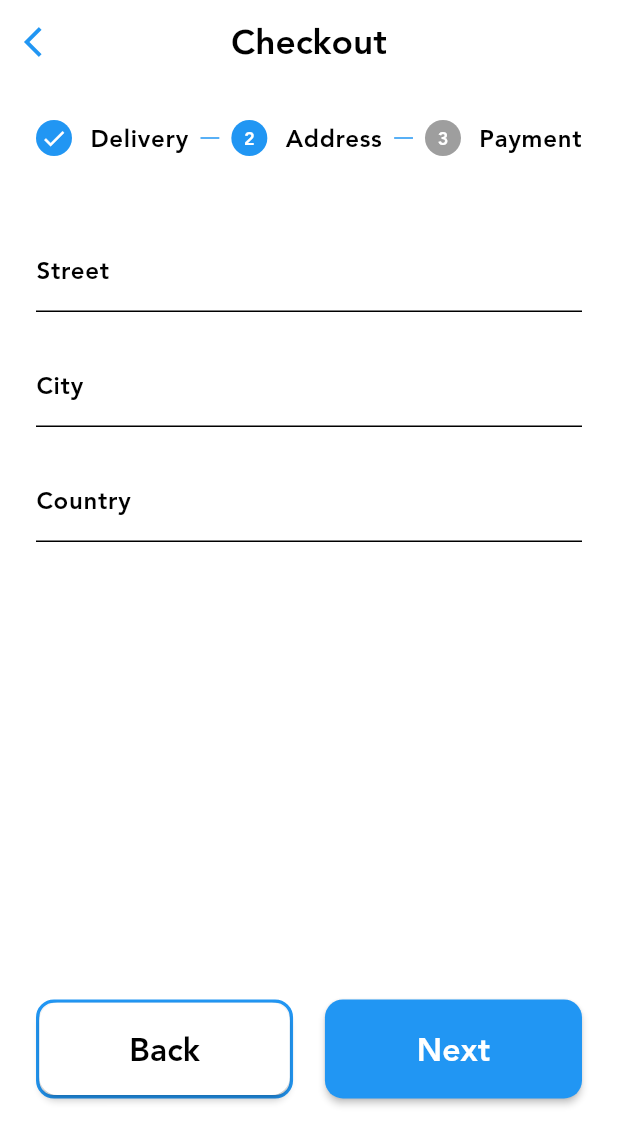
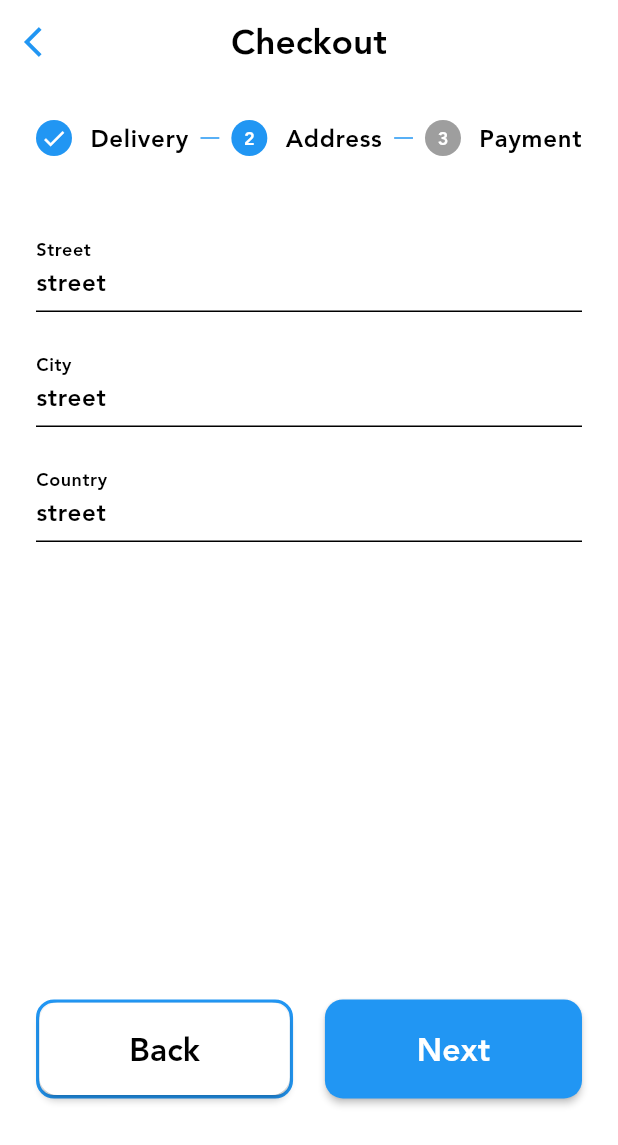
Before and after one commit to YamanAlmobayed/techcart, a Flutter app: the CheckoutStepsPage screen opened by its route, after a tap on "Next", on a phone screen of 412 x 824 dp. Shown: the top 1145 px of the screen. Run offline on Flutter 3.47's test engine with Material 3 defaults, Android fonts, the light colour scheme and no system bars; our stand-ins replace auto_size_text, bloc, cached_network_image, carousel_slider, conditional_builder_null_safety, dio and 9 more; accounts and stored records are empty; network calls fail.

Commit message:
fixing some small issues

```diff
--- a/lib/ui/checkout/checkout_steps_page.dart
+++ b/lib/ui/checkout/checkout_steps_page.dart
@@ -15,13 +15,13 @@ class CheckoutStepsPage extends StatefulWidget {
 class _CheckoutStepsPageState extends State<CheckoutStepsPage> {
   final _formkey1 = GlobalKey<FormState>();
   final _formkey2 = GlobalKey<FormState>();
-  final _streetController = TextEditingController();
-  final _cityController = TextEditingController();
-  final _countryController = TextEditingController();
-  final _nameOnCardController = TextEditingController();
-  final _cardNumberController = TextEditingController();
-  final _expiryController = TextEditingController();
-  final _cvvController = TextEditingController();
+  final _streetController = TextEditingController(text: 'street');
+  final _cityController = TextEditingController(text: 'street');
+  final _countryController = TextEditingController(text: 'street');
+  final _nameOnCardController = TextEditingController(text: 'street');
+  final _cardNumberController = TextEditingController(text: '54654564');
+  final _expiryController = TextEditingController(text: '551');
+  final _cvvController = TextEditingController(text: '002');
   final _cardNumberFocusNode = FocusNode();
   final _expiryDateFocusNode = FocusNode();
 
--- a/lib/ui/checkout/cubit/checkout_cubit.dart
+++ b/lib/ui/checkout/cubit/checkout_cubit.dart
@@ -1,5 +1,6 @@
 import 'package:bloc/bloc.dart';
 import 'package:techcart/repository/techcart_repository.dart';
+import 'package:techcart/ui/cart/cubit/cart_cubit.dart';
 
 part 'checkout_state.dart';
 
@@ -55,6 +56,7 @@ class CheckoutCubit extends Cubit<CheckoutState> {
     required String deliveryMethod,
     required int totalPrice,
     required List<int?> carts,
+    required CartCubit cartCubit,
   }) async {
     emit(PlaceOrdersLoading());
     try {
@@ -65,6 +67,7 @@ class CheckoutCubit extends Cubit<CheckoutState> {
         totalPrice: totalPrice,
         carts: carts,
       );
+      await cartCubit.deleteCartWhileCheckouting();
 
       emit(PlaceOrdersSuccess());
     } catch (e) {
--- a/lib/ui/checkout/place_order_page.dart
+++ b/lib/ui/checkout/place_order_page.dart
@@ -173,6 +173,7 @@ class PlaceOrderPage extends StatelessWidget {
               ),
             ),
             Container(
+              height: 150.0.w,
               color: const Color.fromARGB(112, 100, 180, 246),
               padding: const EdgeInsets.only(right: 20, left: 20),
               child: Row(
@@ -215,6 +216,7 @@ class PlaceOrderPage extends StatelessWidget {
                               String address = "$street $city $country ";
 
                               await checkoutCubit.placeOrder(
+                                  cartCubit: cartCubit,
                                   address: address,
                                   deliveryMethod:
                                       checkoutCubit.deliveryMethodValue,
@@ -222,7 +224,7 @@ class PlaceOrderPage extends StatelessWidget {
                                       "Master Card ending **$masterCardLastTwoDigit",
                                   totalPrice: cartCubit.totalPrice().toInt(),
                                   carts: cartCubit.getCartIds());
-                              await cartCubit.deleteCartWhileCheckouting();
+
                               checkoutCubit.currentStep = 0;
                               // ignore: use_build_context_synchronously
                               clearAndNavigate(
```
Also changed, not shown: lib/ui/orders/widgets/order_product_list.dart (+19 -7 lines).
